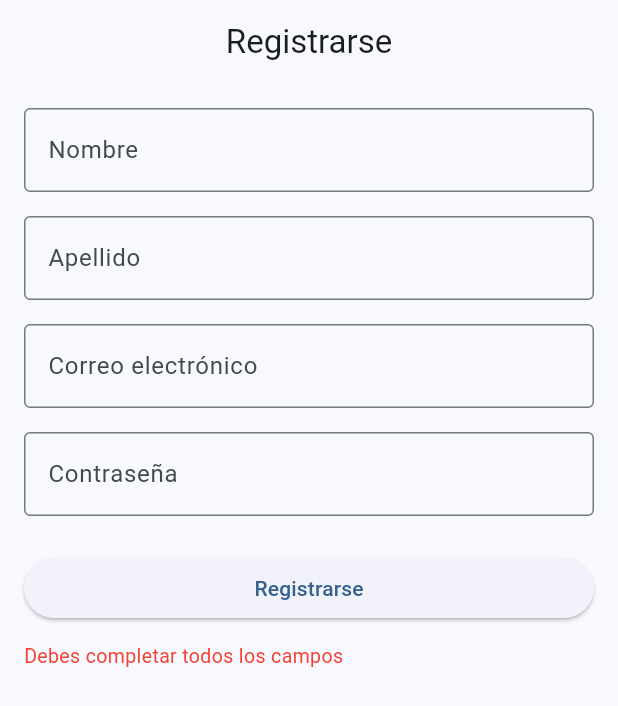
After one commit to JuanTobon7/Prueba-T-cnica---Software-Engineer-, a Flutter app: the MySignUpPage screen opened by its route, after a tap on "Registrarse", on a phone screen of 412 x 824 dp. The commit adds this screen. Shown: the top 706 px of the screen. Run offline on Flutter 3.47's test engine with Material 3 defaults, Android fonts, the phone set to English and light mode, and no system bars; our stand-ins replace dio, flutter_dotenv, go_router; network calls fail.

```diff
--- a/mobile/lib/api/auth/api.auth.dart
+++ b/mobile/lib/api/auth/api.auth.dart
@@ -9,7 +9,8 @@ class ApiAuth {
   Future<dynamic> register(Map<String, dynamic> userData) async {
     try {
         final response = await apiClient.dio.post('$baseModuleUrl/register', data: userData);
-        if (response.statusCode != 200 || response.statusCode != 201) {
+        print('statusCode ${response.statusCode}');
+        if (response.statusCode != 200 && response.statusCode != 201) {
           throw Exception('Failed to register user: ${response.statusCode}');
         }
         return response.data;
--- a/mobile/lib/api/conf/api.dart
+++ b/mobile/lib/api/conf/api.dart
@@ -41,6 +41,7 @@ class ApiClient {
             AlertHelper.show('⏳ Connection timeout','El servidor se ha demorado en responder, intentalo más tarde');
           } else if (err.type == DioExceptionType.badCertificate) {
             AlertHelper.show('Credenciales Invalidas', err.response?.data['message']??'Vuelve a Iniciar Sesion');
+            navigatorKey.currentState?.pushReplacementNamed('/login');
           }else if (err.type == DioExceptionType.badResponse) {
             AlertHelper.show('Ups algo salio mal', err.response?.data['message']??'Hazlo nuevamente');
           } else if (err.type == DioExceptionType.connectionError) {
--- a/mobile/lib/main.dart
+++ b/mobile/lib/main.dart
@@ -4,6 +4,7 @@ import 'package:flutter_dotenv/flutter_dotenv.dart';
 import 'package:mobile/common/AlertError.dart';
 import 'package:mobile/pages/HomePage.dart';
 import 'package:mobile/pages/LoginPage.dart';
+import 'package:mobile/pages/SingUpPage.dart';
 
 Future<void> main() async {
   await dotenv.load(fileName: "assets/.env");
@@ -25,6 +26,12 @@ final GoRouter _router = GoRouter(
       builder: ( context,  state){
         return const MyLoginPage();
       }
+    ),
+    GoRoute(
+        path:'/sign-up',
+      builder: (context, state){
+          return const MySignUpPage();
+      }
     )
   ],
 );
--- a/mobile/lib/pages/LoginPage.dart
+++ b/mobile/lib/pages/LoginPage.dart
@@ -1,3 +1,5 @@
+import 'dart:io';
+
 import 'package:flutter/material.dart';
 import 'package:go_router/go_router.dart';
 import 'package:mobile/api/auth/api.auth.dart';
@@ -17,7 +19,6 @@ class _MyLoginPageState extends State<MyLoginPage> {
   ApiAuth apiAuth = ApiAuth(ApiClient());
 
   Future<void> loginFun() async {
-    print('hey init');
 
     if (email.isEmpty || password.isEmpty) {
       setState(() {
@@ -82,6 +83,9 @@ class _MyLoginPageState extends State<MyLoginPage> {
                 },
                 child: const Text('Iniciar Sesión'),
               ),
+              TextButton(onPressed: ()=>context.go('/sign-up'),
+                  child: Text('Registrarse',style: TextStyle(fontSize: 12),)
+              ),
               Text(
                 messageError,
                 style: TextStyle(color: Colors.red, fontSize: 13),
--- /dev/null
+++ b/mobile/lib/pages/SingUpPage.dart
@@ -0,0 +1,152 @@
+import 'package:dio/dio.dart';
+import 'package:flutter/material.dart';
+import 'package:go_router/go_router.dart';
+import 'package:mobile/api/auth/api.auth.dart';
+import 'package:mobile/api/conf/api.dart';
+
+class MySignUpPage extends StatefulWidget {
+  const MySignUpPage({super.key});
+
+  @override
+  State<MySignUpPage> createState() => _MySignUpPageState();
+}
+
+class _MySignUpPageState extends State<MySignUpPage> {
+  final ApiAuth apiAuth = ApiAuth(ApiClient());
+
+  final _firstNameController = TextEditingController();
+  final _lastNameController = TextEditingController();
+  final _emailController = TextEditingController();
+  final _passwordController = TextEditingController();
+
+  String messageError = '';
+  bool _isLoading = false;
+
+  bool _isValidEmail(String email) {
+    final emailRegex = RegExp(r'^[\w-\.]+@([\w-]+\.)+[\w-]{2,4}$');
+    return emailRegex.hasMatch(email);
+  }
+
+  Future<void> signUp() async {
+    final firstName = _firstNameController.text.trim();
+    final lastName = _lastNameController.text.trim();
+    final email = _emailController.text.trim();
+    final password = _passwordController.text;
+
+    if ([firstName, lastName, email, password].any((e) => e.isEmpty)) {
+      setState(() => messageError = 'Debes completar todos los campos');
+      return;
+    }
+
+    if (!_isValidEmail(email)) {
+      setState(() => messageError = 'Correo inválido');
+      return;
+    }
+
+    setState(() {
+      _isLoading = true;
+      messageError = '';
+    });
+
+    try {
+      final response = await apiAuth.register({
+        'firstName': firstName,
+        'lastName': lastName,
+        'email': email,
+        'password': password,
+      });
+      print('se logro $response');
+      context.go('/login');
+    } on DioException catch (e) {
+      final msg = e.response?.data['message'].toString();
+
+      setState(() {
+        if(msg is String) {
+          messageError = msg;
+        } else {
+          messageError = 'Password must be at least 4 characters long and include at least one lowercase letter, one uppercase letter, one number, and one special symbol.';
+        }
+      });
+    }
+    catch (e) {
+      setState(() {
+        messageError = 'Error al registrarse, intenta de nuevo';
+      });
+    } finally {
+      setState(() => _isLoading = false);
+    }
+  }
+
+  @override
+  void dispose() {
+    _firstNameController.dispose();
+    _lastNameController.dispose();
+    _emailController.dispose();
+    _passwordController.dispose();
+    super.dispose();
+  }
+
+  @override
+  Widget build(BuildContext context) {
+    return Scaffold(
+      appBar: AppBar(
+        title: const Text('Registrarse'),
+        centerTitle: true,
+      ),
+      body: Padding(
+        padding: const EdgeInsets.all(16),
+        child: ListView(
+          children: [
+            TextField(
+              controller: _firstNameController,
+              decoration: const InputDecoration(
+                labelText: 'Nombre',
+                border: OutlineInputBorder(),
+              ),
+            ),
+            const SizedBox(height: 16),
+            TextField(
+              controller: _lastNameController,
+              decoration: const InputDecoration(
+                labelText: 'Apellido',
+                border: OutlineInputBorder(),
+              ),
+            ),
+            const SizedBox(height: 16),
+            TextField(
+              controller: _emailController,
+              keyboardType: TextInputType.emailAddress,
+              decoration: const InputDecoration(
+                labelText: 'Correo electrónico',
+                border: OutlineInputBorder(),
+                hintText: 'ejemplo@correo.com',
+              ),
+            ),
+            const SizedBox(height: 16),
+            TextField(
+              controller: _passwordController,
+              obscureText: true,
+              decoration: const InputDecoration(
+                labelText: 'Contraseña',
+                border: OutlineInputBorder(),
+              ),
+            ),
+            const SizedBox(height: 24),
+            _isLoading
+                ? const Center(child: CircularProgressIndicator())
+                : ElevatedButton(
+              onPressed: signUp,
+              child: const Text('Registrarse'),
+            ),
+            const SizedBox(height: 12),
+            if (messageError.isNotEmpty)
+              Text(
+                messageError,
+                style: const TextStyle(color: Colors.red, fontSize: 13),
+              ),
+          ],
+        ),
+      ),
+    );
+  }
+}
```
Also changed, not shown: mobile/lib/pages/HomePage.dart (+4 -10 lines), 6 other files.
